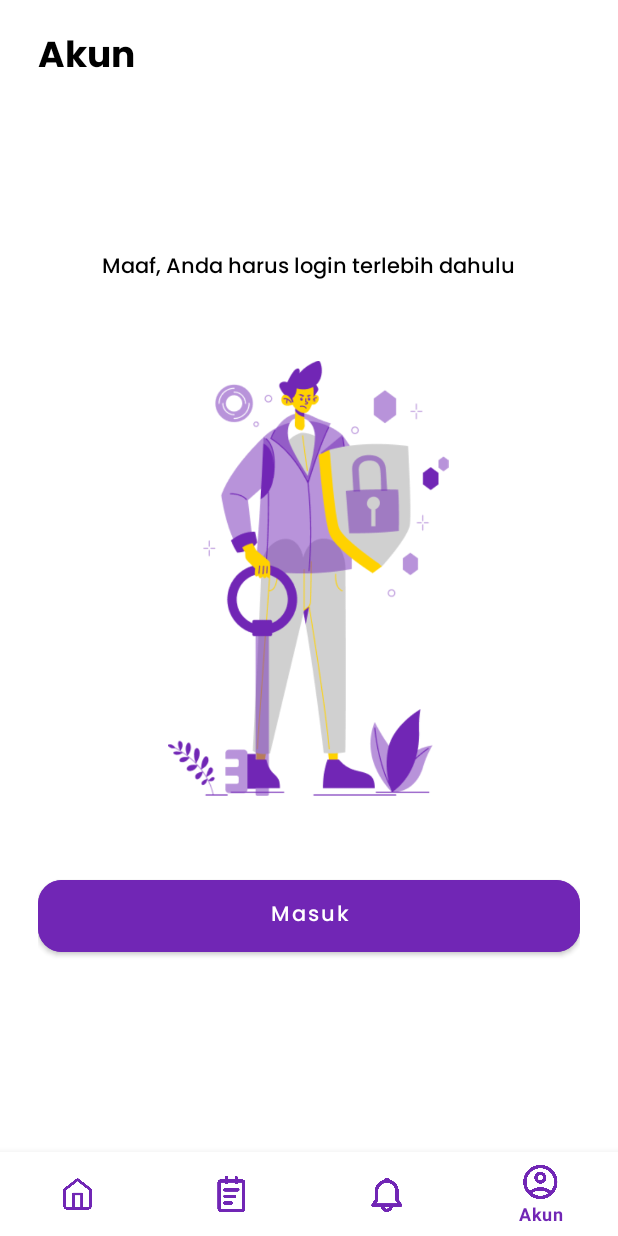
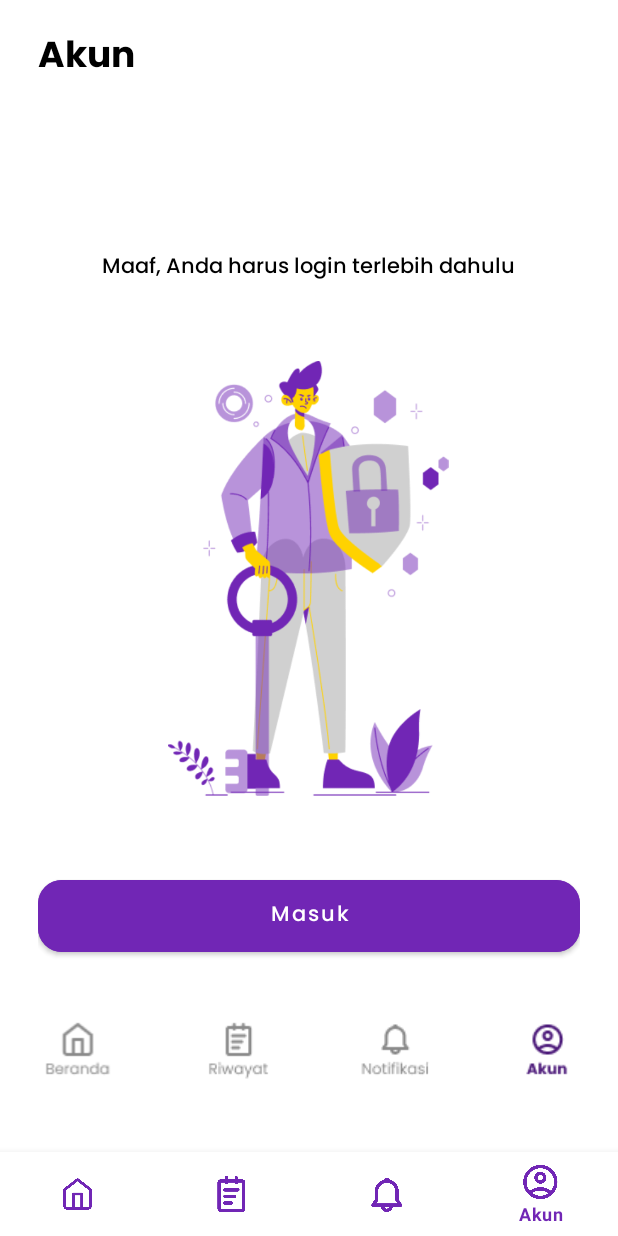
Before and after one commit to BINARFPC2/C2-Mobile, an Android app: the AkunFragment screen opened through its navigation route, on a phone screen of 412 x 824 dp. Run offline under Robolectric (Android 15) with nearby library versions, the phone set to English and light mode, and no system bars; our stand-ins replace Dagger/Hilt's generated code, navigation-ui.

Commit message:
update ui

```diff
--- a/app/src/main/res/layout/fragment_akun2.xml
+++ b/app/src/main/res/layout/fragment_akun2.xml
@@ -27,10 +27,10 @@
     <LinearLayout
         android:id="@+id/layout_no_login"
         android:layout_width="match_parent"
+        android:layout_height="648dp"
         android:orientation="vertical"
-        android:paddingTop="18dp"
         android:paddingHorizontal="25dp"
-        android:layout_height="match_parent">
+        android:paddingTop="18dp">
 
         <TextView
             style="@style/TextHeading24Bold"
@@ -43,17 +43,17 @@
             style="@style/TextBody14Medium"
             android:layout_width="wrap_content"
             android:layout_height="wrap_content"
+            android:layout_gravity="center"
+            android:layout_marginTop="107dp"
             android:text="Maaf, Anda harus login terlebih dahulu"
-            android:textColor="@color/black"
-            android:layout_gravity="center"
-            android:layout_marginTop="107dp" />
+            android:textColor="@color/black" />
 
         <ImageView
             android:layout_width="wrap_content"
             android:layout_height="290dp"
-            android:src="@drawable/ic_no_login"
+            android:layout_gravity="center"
             android:layout_marginTop="50dp"
-            android:layout_gravity="center" />
+            android:src="@drawable/ic_no_login" />
 
         <Button
             android:id="@+id/btn_login"
@@ -61,9 +61,46 @@
             android:layout_width="match_parent"
             android:layout_height="wrap_content"
             android:layout_marginTop="50dp"
-            android:text="Masuk"
-            android:backgroundTint="@color/darkblue_04" />
+            android:backgroundTint="@color/darkblue_04"
+            android:text="Masuk" />
+
 
     </LinearLayout>
 
+    <RelativeLayout
+        android:layout_width="match_parent"
+        android:layout_height="60dp"
+        android:layout_marginTop="670dp">
+
+        <ImageView
+            android:layout_width="104dp"
+            android:layout_height="match_parent"
+            android:layout_alignParentLeft="true"
+            android:src="@drawable/btnhome" />
+
+        <ImageView
+            android:layout_width="wrap_content"
+            android:layout_height="match_parent"
+            android:layout_alignParentRight="true"
+            android:src="@drawable/btnprofilungu" />
+
+        <ImageView
+            android:layout_width="107dp"
+            android:layout_height="match_parent"
+            android:layout_marginLeft="210dp"
+            android:src="@drawable/btnnotifikasi" />
+
+        <ImageView
+            android:layout_width="107dp"
+            android:layout_height="match_parent"
+            android:layout_marginLeft="105dp"
+            android:src="@drawable/btnriwayat" />
+
+
+
+
+
+    </RelativeLayout>
+
+
 </FrameLayout>
```
Also changed, not shown: app/src/main/res/layout/fragment_notifikasi2.xml (+99 -0 lines), app/src/main/res/layout/fragment_riwayat2.xml (+35 -0 lines), app/src/main/res/drawable/btnhome.png (added), app/src/main/res/drawable/btnnotifikasi.png (added), app/src/main/res/drawable/btnnotifikasiungu.png (added), app/src/main/res/drawable/btnprofil.png (added), app/src/main/res/drawable/btnprofilungu.png (added), app/src/main/res/drawable/btnriwayat.png (added), app/src/main/res/drawable/btnriwayatungu.png (added), app/src/main/res/drawable/bulet_ijo.png (added), app/src/main/res/drawable/notifikasi.png (added).
